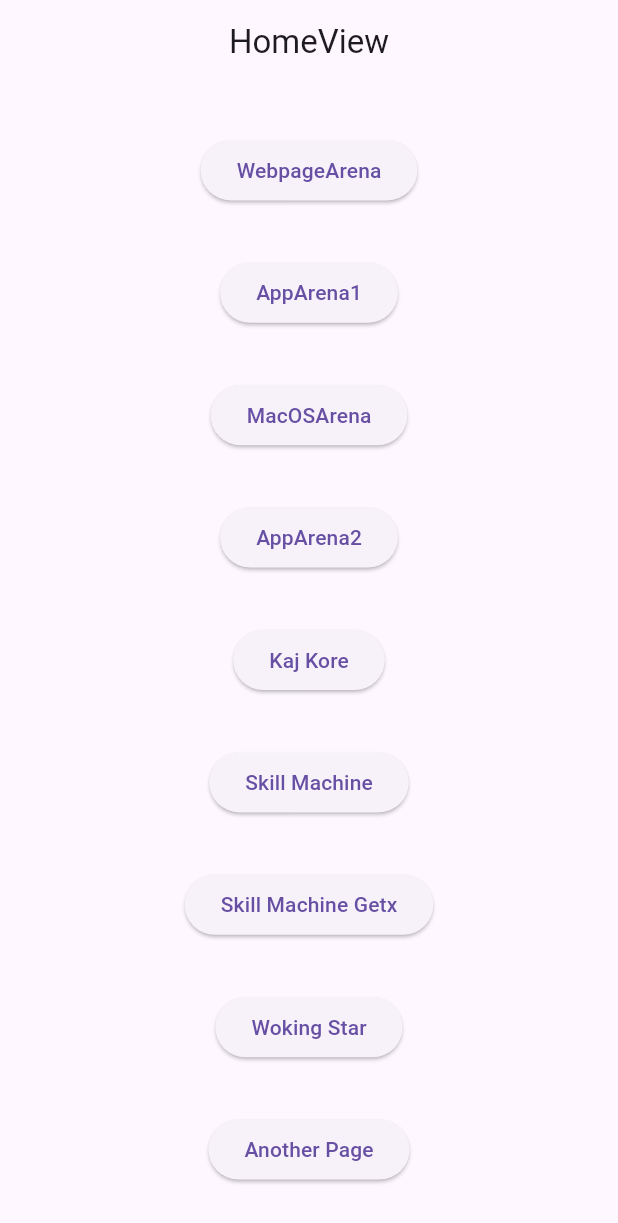
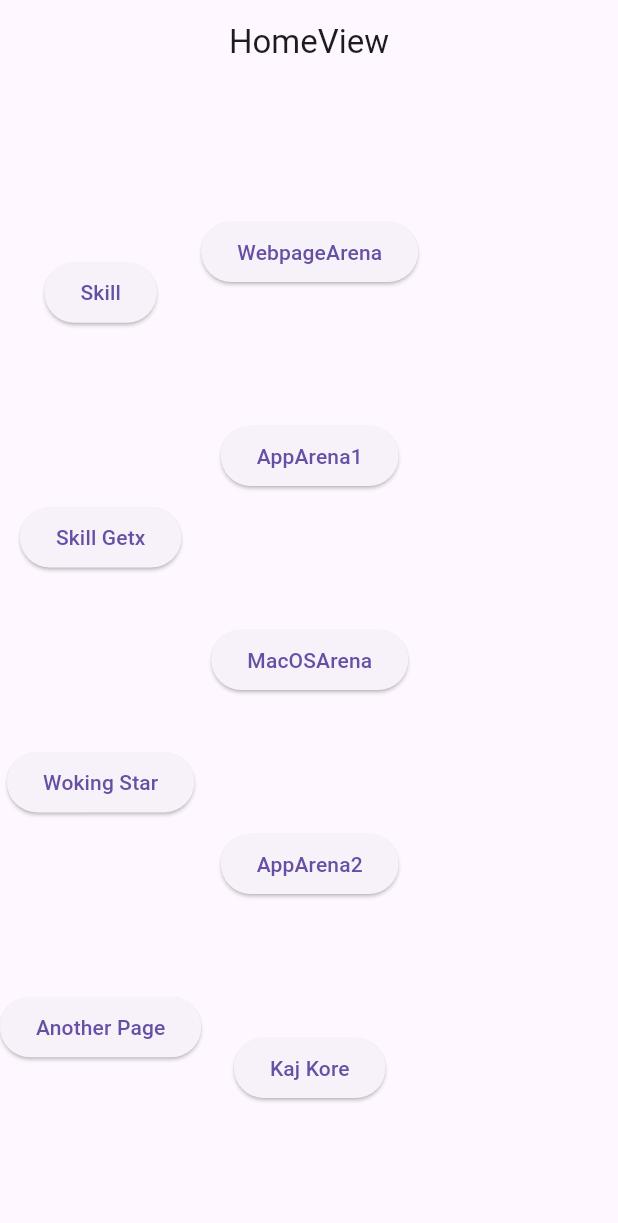
Before and after one commit to mzahin01/gbsheet, a Flutter app: the screen it shows after launch, on a phone screen of 412 x 824 dp. Shown: the top 1223 px of the screen. Run offline on Flutter 3.47's test engine with Material 3 defaults, Android fonts, the phone set to English and light mode, and no system bars; our stand-ins replace firebase_core, get, rive; accounts and stored records are empty.

Commit message:
changed home view

```diff
--- a/lib/app/modules/home/views/home_view.dart
+++ b/lib/app/modules/home/views/home_view.dart
@@ -15,54 +15,72 @@ class HomeView extends GetView<HomeController> {
         centerTitle: true,
       ),
       body: Center(
-        child: Column(
+        child: Row(
+          children: [
+            Column(
+              mainAxisAlignment: MainAxisAlignment.spaceEvenly,
+              children: [
+                ElevatedButton(
+                  onPressed: () {
+                    Get.toNamed(Routes.SKILL_MACHINE);
+                  },
+                  child: const Text('Skill'),
+                ),
+                ElevatedButton(
+                  onPressed: () {
+                    Get.toNamed(Routes.SKILL_MACHINE_GETX);
+                  },
+                  child: const Text('Skill Getx'),
+                ),
+                ElevatedButton(
+                  onPressed: () {
+                    Get.toNamed(Routes.COPY_BILAI_COPY);
+                  },
+                  child: const Text('Woking Star'),
+                ),
+                ElevatedButton(
+                  onPressed: () {
+                    Get.toNamed(Routes.ANOTHER_PAGE);
+                  },
+                  child: const Text('Another Page'),
+                ),
+              ],
+            ),
+            Column(
               mainAxisAlignment: MainAxisAlignment.spaceEvenly,
               children: [
                 ElevatedButton(
                   onPressed: () {
                     Get.toNamed(Routes.WEB_PAGE_ARENA);
                   },
-                child: const Text('WebpageArena')),
+                  child: const Text('WebpageArena'),
+                ),
                 ElevatedButton(
                   onPressed: () {
                     Get.toNamed(Routes.APP_ARENA);
                   },
-                child: const Text('AppArena1')),
+                  child: const Text('AppArena1'),
+                ),
                 ElevatedButton(
                   onPressed: () {
                     Get.toNamed(Routes.MACOS_ARENA);
                   },
-                child: const Text('MacOSArena')),
+                  child: const Text('MacOSArena'),
+                ),
                 ElevatedButton(
                   onPressed: () {
                     Get.toNamed(Routes.APP2);
                   },
-                child: const Text('AppArena2')),
+                  child: const Text('AppArena2'),
+                ),
                 ElevatedButton(
                   onPressed: () {
                     Get.toNamed(Routes.KAJ_KORE);
                   },
-                child: const Text('Kaj Kore')),
-            ElevatedButton(
-                onPressed: () {
-                  Get.toNamed(Routes.SKILL_MACHINE);
-                },
-                child: const Text('Skill Machine')),
-            ElevatedButton(
-                onPressed: () {
-                  Get.toNamed(Routes.SKILL_MACHINE_GETX);
-                },
-                child: const Text('Skill Machine Getx')),
-            ElevatedButton(
-                onPressed: () {
-                  Get.toNamed(Routes.COPY_BILAI_COPY);
-                },
-                child: const Text('Woking Star')),
-            ElevatedButton(
-                onPressed: () {
-                  Get.toNamed(Routes.ANOTHER_PAGE);
-                },
-                child: const Text('Another Page')),
+                  child: const Text('Kaj Kore'),
+                ),
+              ],
+            ),
           ],
         ),
       ),
```
Lines whose indentation alone changed are shown as unchanged.
